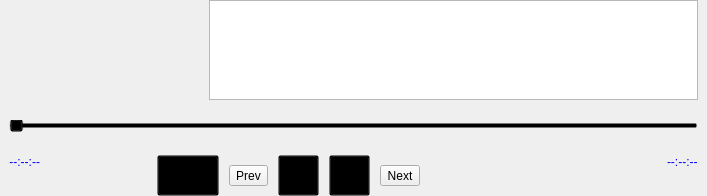
Old version of the form UAVManage/SoundGrade.ui in the repository gessd/UAVManage.
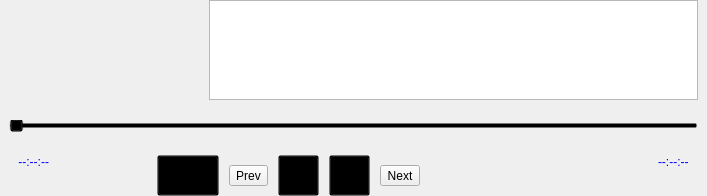
New version of the form. Icons and pictures are not drawn. Custom widgets are drawn as their Qt base class.

```diff
--- a/UAVManage/SoundGrade.ui
+++ b/UAVManage/SoundGrade.ui
@@ -65,10 +65,16 @@
           </property>
           <property name="minimumSize">
            <size>
-            <width>0</width>
+            <width>40</width>
             <height>0</height>
            </size>
           </property>
+          <property name="maximumSize">
+           <size>
+            <width>40</width>
+            <height>16777215</height>
+           </size>
+          </property>
           <property name="styleSheet">
            <string notr="true">background:transparent;
 color:#0000FF;</string>
@@ -278,6 +284,18 @@
             <verstretch>0</verstretch>
            </sizepolicy>
           </property>
+          <property name="minimumSize">
+           <size>
+            <width>40</width>
+            <height>0</height>
+           </size>
+          </property>
+          <property name="maximumSize">
+           <size>
+            <width>40</width>
+            <height>16777215</height>
+           </size>
+          </property>
           <property name="styleSheet">
            <string notr="true">background:transparent;
 color:#0000FF;</string>
```
